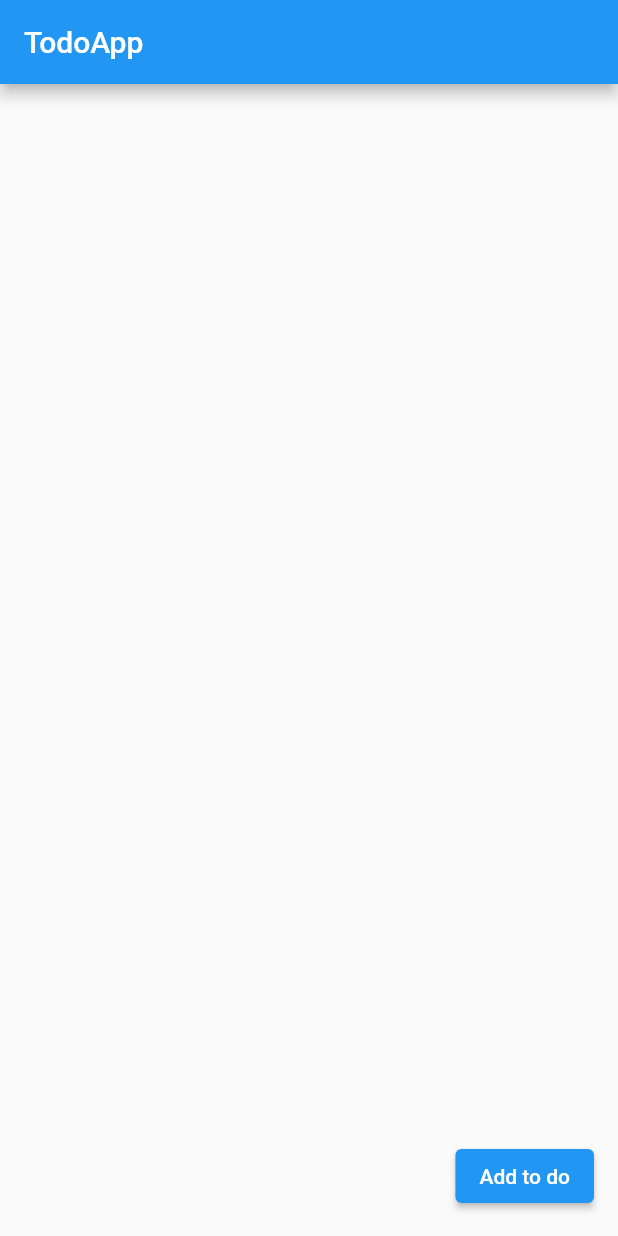
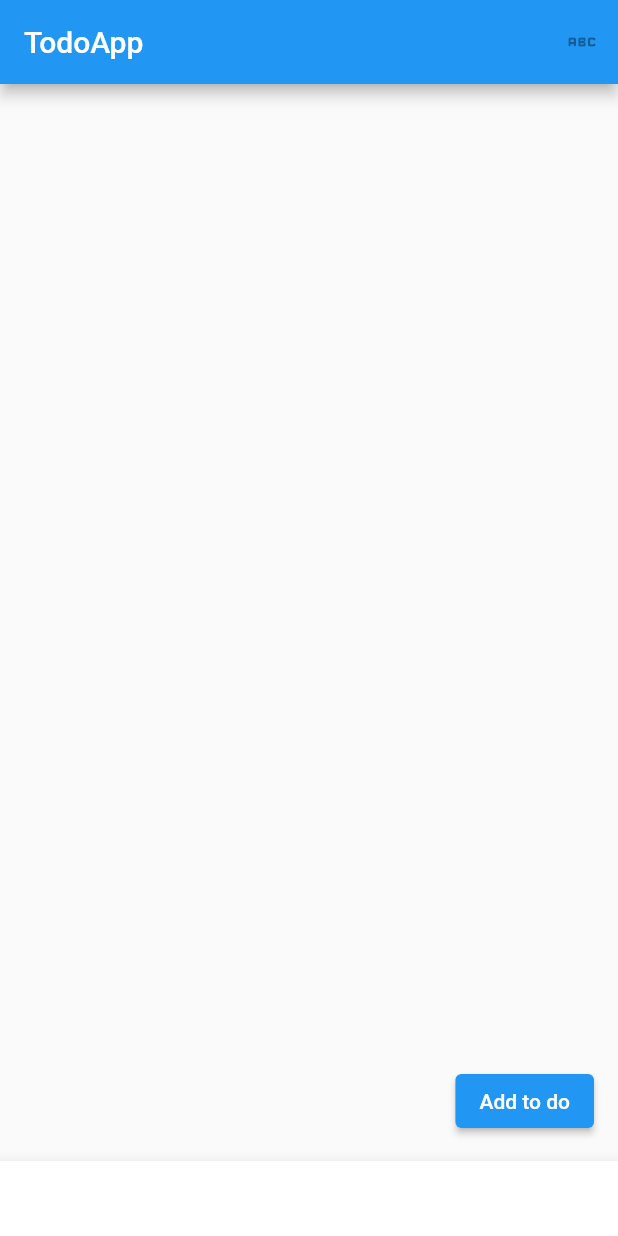
Before and after one commit to Kooalaa/todo_app, a Flutter app: the screen it shows after launch, on a phone screen of 412 x 824 dp. Run offline on Flutter 3.47's test engine with Material 2 defaults, Android fonts, the phone set to English and light mode, and no system bars.

```diff
--- a/lib/main.dart
+++ b/lib/main.dart
@@ -40,8 +40,15 @@ class _todoAppState extends State<todoApp> {
   Widget build(BuildContext context) {
     return MaterialApp(
       home: Scaffold(
+        bottomNavigationBar: BottomAppBar(
+          shape: const CircularNotchedRectangle(),
+          child: Container(height: 50.0)
+        ),
         appBar: AppBar(
-          title: const Text('TodoApp')
+          title: const Text('TodoApp'),
+          actions: <Widget>[
+            IconButton(onPressed: null, icon: Icon(Icons.abc_rounded))
+          ],
           ),
         body: toDoList(
           toDos, toDoIndex, deleteToDo),
```
Also changed, not shown: 1 other file.
